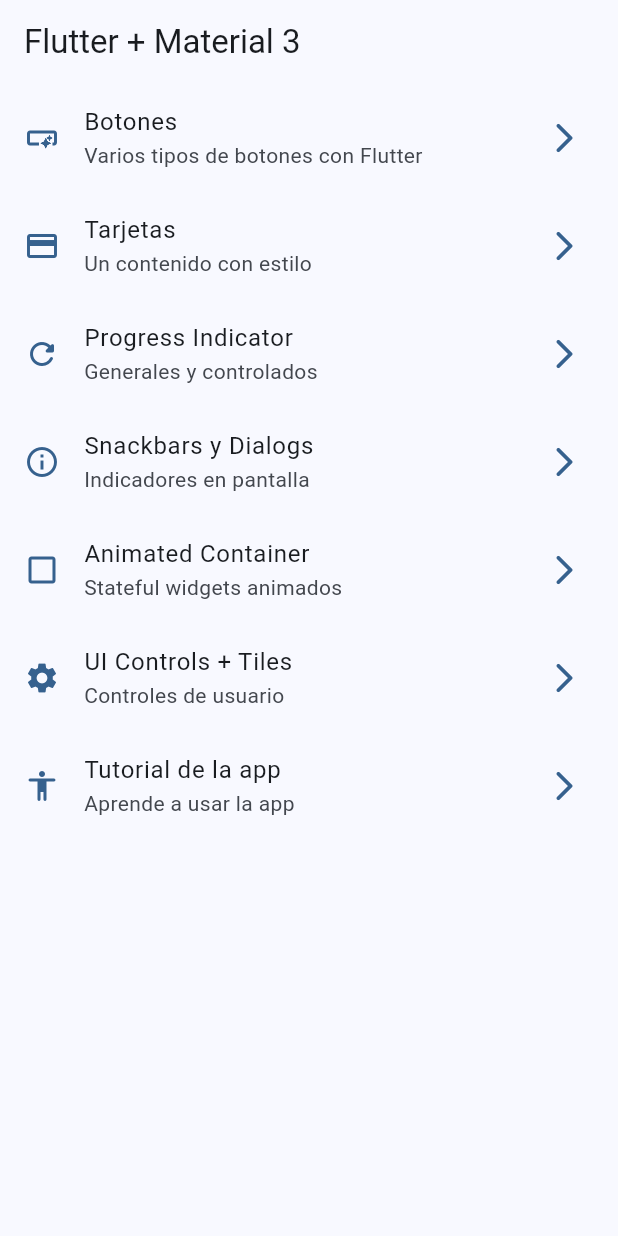
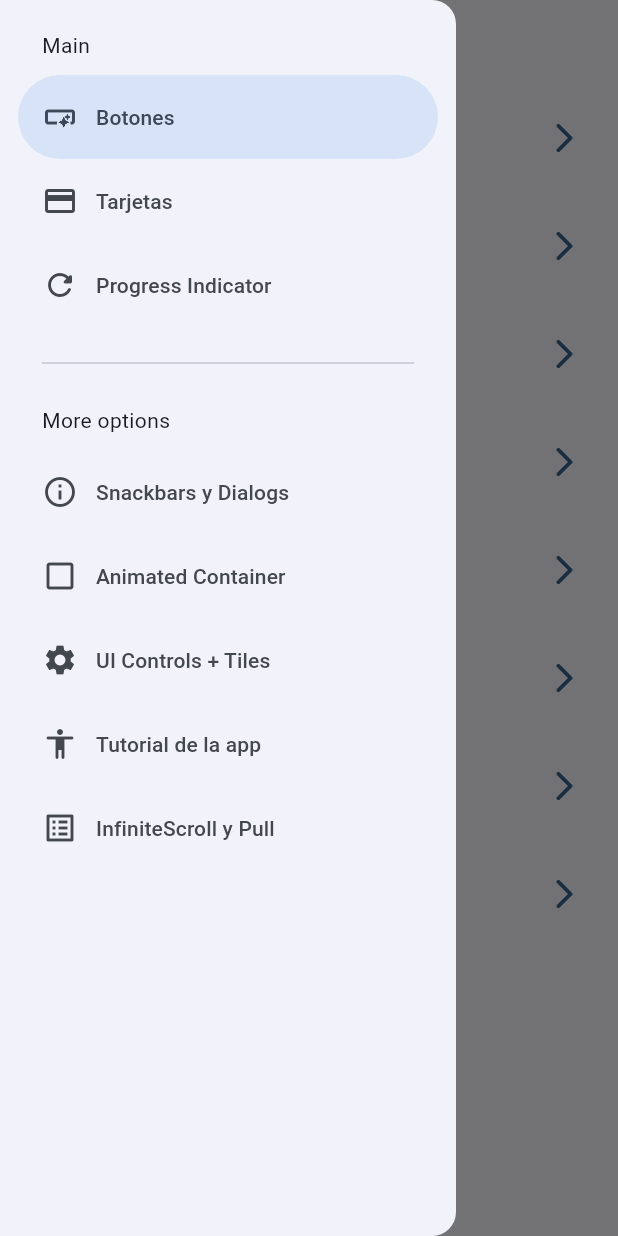
Before and after one commit to DanielDevHN/widgetsFlutterApp, a Flutter app: the screen it shows after launch, with the side drawer open (before the commit the screen has no drawer), on a phone screen of 412 x 824 dp. Run offline on Flutter 3.47's test engine with Material 2 defaults, Android fonts, the phone set to English and light mode, and no system bars; our stand-ins replace animate_do, go_router.

Commit message:
Side menu and infinite_scroll screen finished

```diff
--- a/lib/config/menu/menu_items.dart
+++ b/lib/config/menu/menu_items.dart
@@ -57,4 +57,10 @@ const appMenuItems = <MenuItem>[
     link: '/app_tutorial',
     icon: Icons.accessibility_rounded,
   ),
+  MenuItem(
+    title: 'InfiniteScroll y Pull',
+    subTitle: 'Scroll infinito y pull to refresh',
+    link: '/infinite_scroll',
+    icon: Icons.list_alt_outlined,
+  ),
 ];
--- a/lib/config/router/app_router.dart
+++ b/lib/config/router/app_router.dart
@@ -45,5 +45,10 @@ final appRouter = GoRouter(
       name: AppTutorialScreen.name,
       builder: (context, state) => const AppTutorialScreen(),
     ),
+    GoRoute(
+      path: '/infinite_scroll',
+      name: InfiniteScrollScreen.name,
+      builder: (context, state) => const InfiniteScrollScreen(),
+    ),
   ],
 );
--- a/lib/presentation/screens/home/home_sceen.dart
+++ b/lib/presentation/screens/home/home_sceen.dart
@@ -1,6 +1,7 @@
 import 'package:flutter/material.dart';
 import 'package:go_router/go_router.dart';
 import 'package:widgets_app/config/menu/menu_items.dart';
+import 'package:widgets_app/presentation/widgets/side_menu.dart';
 
 class HomeScreen extends StatelessWidget {
   static const String name = 'home_screen';
@@ -9,11 +10,18 @@ class HomeScreen extends StatelessWidget {
 
   @override
   Widget build(BuildContext context) {
+    final scaffoldKey = GlobalKey<ScaffoldState>();
+
     return Scaffold(
-        appBar: AppBar(
-          title: const Text('Flutter + Material 3'),
-        ),
-        body: const _HomeView());
+      key: scaffoldKey,
+      appBar: AppBar(
+        title: const Text('Flutter + Material 3'),
+      ),
+      body: const _HomeView(),
+      drawer: SideMenu(
+        scaffoldKey: scaffoldKey,
+      ),
+    );
   }
 }
 
--- /dev/null
+++ b/lib/presentation/widgets/side_menu.dart
@@ -0,0 +1,58 @@
+import 'package:flutter/material.dart';
+import 'package:go_router/go_router.dart';
+import 'package:widgets_app/config/menu/menu_items.dart';
+
+class SideMenu extends StatefulWidget {
+  final GlobalKey<ScaffoldState> scaffoldKey;
+
+  const SideMenu({
+    super.key,
+    required this.scaffoldKey,
+  });
+
+  @override
+  State<SideMenu> createState() => _SideMenuState();
+}
+
+class _SideMenuState extends State<SideMenu> {
+  int navDrawerIndex = 0;
+
+  @override
+  Widget build(BuildContext context) {
+    return NavigationDrawer(
+        selectedIndex: navDrawerIndex,
+        onDestinationSelected: (index) {
+          setState(() {
+            navDrawerIndex = index;
+          });
+
+          final menuItem = appMenuItems[index];
+          context.push(menuItem.link);
+          widget.scaffoldKey.currentState?.closeDrawer();
+        },
+        children: [
+          const Padding(
+            padding: EdgeInsets.fromLTRB(28, 20, 16, 10),
+            child: Text('Main'),
+          ),
+          ...appMenuItems
+              .sublist(0, 3)
+              .map((item) => NavigationDrawerDestination(
+                    icon: Icon(item.icon),
+                    label: Text(item.title),
+                  )),
+          const Padding(
+            padding: EdgeInsets.fromLTRB(28, 16, 28, 10),
+            child: Divider(),
+          ),
+          const Padding(
+            padding: EdgeInsets.fromLTRB(28, 10, 16, 10),
+            child: Text('More options'),
+          ),
+          ...appMenuItems.sublist(3).map((item) => NavigationDrawerDestination(
+                icon: Icon(item.icon),
+                label: Text(item.title),
+              )),
+        ]);
+  }
+}
```
Also changed, not shown: lib/presentation/screens/infinite_scroll/infinite_scroll_screen.dart (+101 -2 lines).
